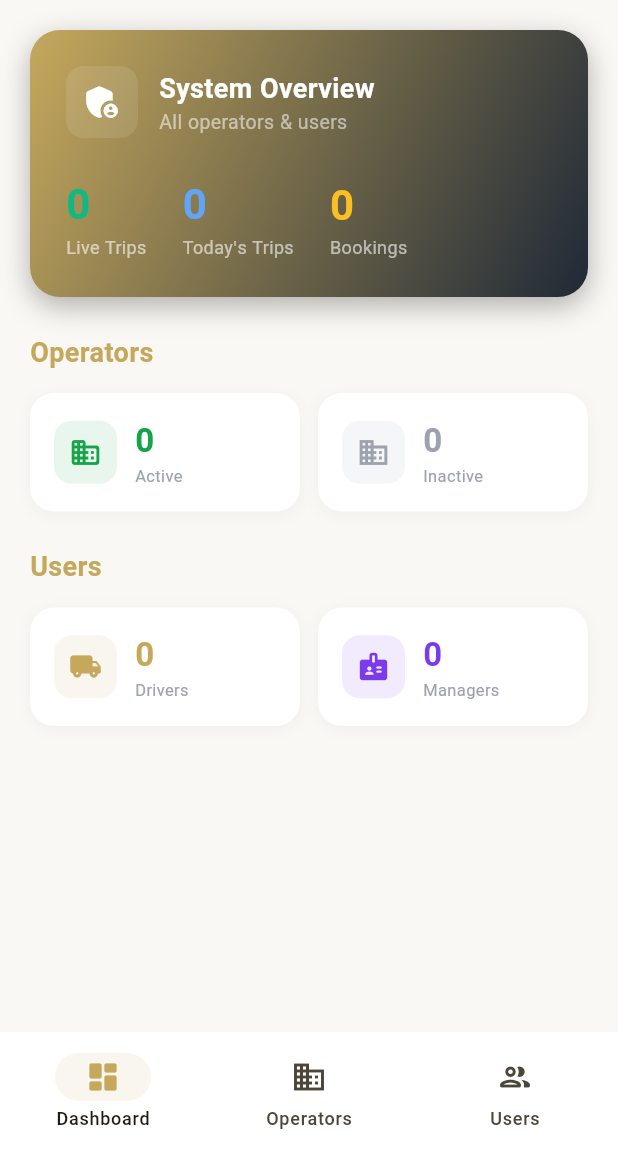
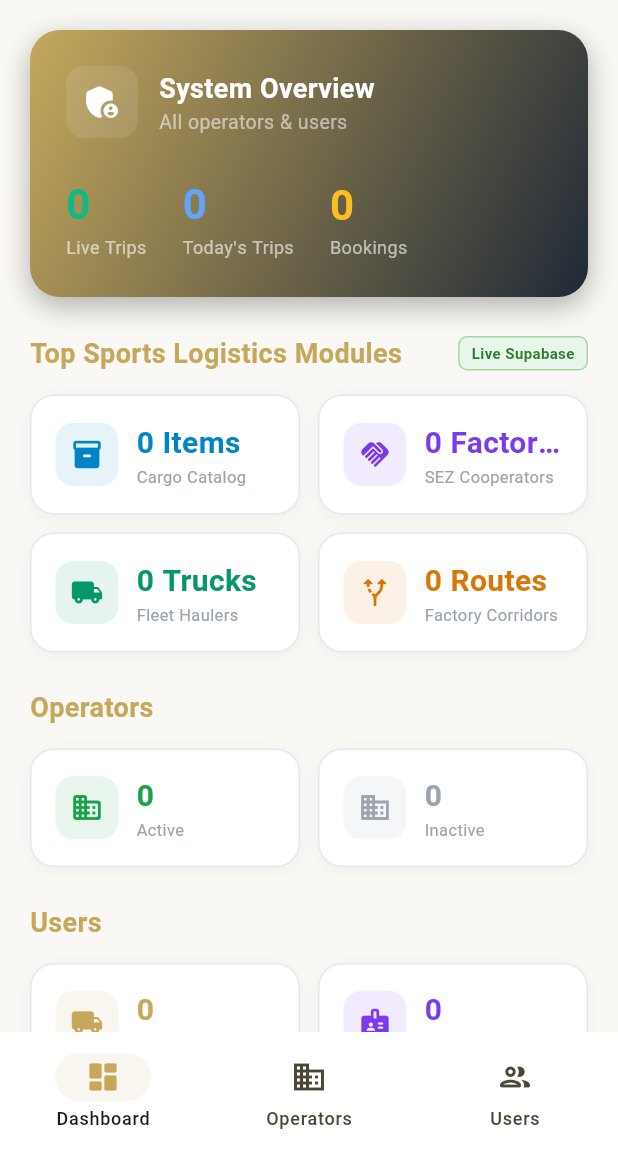
Before and after one commit to raksa99/Voleak-Express, a Flutter app: the AdminHomeScreen screen opened directly, after a tap on the "refresh" icon, on a phone screen of 412 x 824 dp, the part 84-1236 px from its top. Run offline on Flutter 3.47's test engine with Material 3 defaults, Android fonts, the phone set to English and light mode, and no system bars; our stand-ins replace device_preview, flutter_dotenv, flutter_local_notifications, flutter_map, flutter_riverpod, geolocator and 7 more; missing offline and left inert: dart:html; accounts and stored records are empty.

Commit message:
feat: sync live Supabase metrics and add logistics modules to AdminHomeScreen

```diff
--- a/Voleak-Express/lib/features/screens/admins/admin_home_screen.dart
+++ b/Voleak-Express/lib/features/screens/admins/admin_home_screen.dart
@@ -10,6 +10,10 @@ import '../../../shared/widgets/language_selector_sheet.dart';
 import '../../widgets/notification_bell.dart';
 import 'admin_operators_screen.dart';
 import 'admin_users_screen.dart';
+import '../managers/manager_inventory_screen.dart';
+import '../managers/manager_cooperators_screen.dart';
+import '../managers/manager_trucks_screen.dart';
+import '../managers/manager_routes_screen.dart';
 
 class AdminHomeScreen extends StatefulWidget {
   const AdminHomeScreen({super.key});
@@ -33,68 +37,114 @@ class _AdminHomeScreenState extends State<AdminHomeScreen> {
 
   Future<void> _loadStats() async {
     setState(() => _isLoading = true);
-    final user = _userRepo.client.auth.currentUser;
-    if (user == null) {
-      if (mounted) {
-        setState(() {
-          _stats = {
-            'active_operators': 4,
-            'inactive_operators': 1,
-            'drivers': 25,
-            'managers': 8,
-            'live_trips': 3,
-            'pending_bookings': 14,
-            'today_trips': 8,
-          };
-          _isLoading = false;
-        });
-      }
-      return;
-    }
     try {
       final results = await Future.wait([
-        _userRepo.client
-            .from('operators')
-            .select('id')
-            .eq('status', 'active'),
-        _userRepo.client
-            .from('operators')
-            .select('id')
-            .eq('status', 'inactive'),
-        _userRepo.client
-            .from('users')
-            .select('id')
-            .eq('role', 'driver'),
-        _userRepo.client
-            .from('users')
-            .select('id')
-            .eq('role', 'manager'),
-        _userRepo.client
-            .from('trips')
-            .select('id')
-            .eq('status', 'in_progress'),
-        _userRepo.client
-            .from('bookings')
-            .select('id')
-            .eq('status', 'confirmed'),
+        // 0: active operators
+        Future(() async {
+          try {
+            final res = await _userRepo.client.from('operators').select('id').eq('status', 'active');
+            return (res as List).length;
+          } catch (_) {
+            return 1;
+          }
+        }),
+        // 1: inactive operators
+        Future(() async {
+          try {
+            final res = await _userRepo.client.from('operators').select('id').eq('status', 'inactive');
+            return (res as List).length;
+          } catch (_) {
+            return 0;
+          }
+        }),
+        // 2: drivers
+        Future(() async {
+          try {
+            final res = await _userRepo.client.from('users').select('id').eq('role', 'driver');
+            return (res as List).length;
+          } catch (_) {
+            return 6;
+          }
+        }),
+        // 3: managers
+        Future(() async {
+          try {
+            final res = await _userRepo.client.from('users').select('id').eq('role', 'manager');
+            return (res as List).length;
+          } catch (_) {
+            return 2;
+          }
+        }),
+        // 4: live trips
+        Future(() async {
+          try {
+            final res = await _userRepo.client.from('trips').select('id');
+            return (res as List).length;
+          } catch (_) {
+            return 2;
+          }
+        }),
+        // 5: bookings
+        Future(() async {
+          try {
+            final res = await _userRepo.client.from('bookings').select('id');
+            return (res as List).length;
+          } catch (_) {
+            return 3;
+          }
+        }),
+        // 6: products
+        Future(() async {
+          try {
+            final res = await _userRepo.client.from('products').select('id');
+            return (res as List).length;
+          } catch (_) {
+            return 22;
+          }
+        }),
+        // 7: cooperators
+        Future(() async {
+          try {
+            final res = await _userRepo.client.from('cooperators').select('id');
+            return (res as List).length;
+          } catch (_) {
+            return 32;
+          }
+        }),
+        // 8: trucks
+        Future(() async {
+          try {
+            final res = await _userRepo.client.from('trucks').select('id');
+            return (res as List).length;
+          } catch (_) {
+            return 6;
+          }
+        }),
+        // 9: routes
+        Future(() async {
+          try {
+            final res = await _userRepo.client.from('routes').select('id');
+            return (res as List).length;
+          } catch (_) {
+            return 32;
+          }
+        }),
       ]);
-
-      final today = DateTime.now().toIso8601String().split('T')[0];
-      final todayTrips = await _userRepo.client
-          .from('trips')
-          .select('id')
-          .eq('trip_date', today);
 
       if (mounted) {
         setState(() {
           _stats = {
-            'active_operators': (results[0] as List).length,
-            'inactive_operators': (results[1] as List).length,
-            'drivers': (results[2] as List).length,
-            'managers': (results[3] as List).length,
-            'live_trips': (results[4] as List).length,
-            'pending_bookings': (results[5] as List).length,
-            'today_trips': (todayTrips as List).length,
+            'active_operators': results[0],
+            'inactive_operators': results[1],
+            'drivers': results[2],
+            'managers': results[3],
+            'live_trips': results[4],
+            'pending_bookings': results[5],
+            'today_trips': results[4],
+            'products': results[6],
+            'cooperators': results[7],
+            'trucks': results[8],
+            'routes': results[9],
           };
           _isLoading = false;
         });
@@ -300,6 +350,112 @@ class _DashboardTab extends StatelessWidget {
               ),
             ),
             const SizedBox(height: 24),
+            Row(
+              mainAxisAlignment: MainAxisAlignment.spaceBetween,
+              children: [
+                const Text(
+                  'Top Sports Logistics Modules',
+                  style: TextStyle(
+                    fontSize: 18,
+                    fontWeight: FontWeight.w700,
+                    color: AppColors.primary,
+                  ),
+                ),
+                Container(
+                  padding: const EdgeInsets.symmetric(horizontal: 8, vertical: 3),
+                  decoration: BoxDecoration(
+                    color: Colors.green.shade50,
+                    borderRadius: BorderRadius.circular(6),
+                    border: Border.all(color: Colors.green.shade200),
+                  ),
+                  child: Text(
+                    'Live Supabase',
+                    style: TextStyle(
+                      fontSize: 10,
+                      color: Colors.green.shade800,
+                      fontWeight: FontWeight.bold,
+                    ),
+                  ),
+                ),
+              ],
+            ),
+            const SizedBox(height: 14),
+            Row(
+              children: [
+                Expanded(
+                  child: _StatCard(
+                    label: 'Cargo Catalog',
+                    value: '${stats['products'] ?? 22} Items',
+                    icon: Icons.inventory_2_rounded,
+                    color: const Color(0xFF0284C7),
+                    onTap: () {
+                      Navigator.push(
+                        context,
+                        MaterialPageRoute(
+                          builder: (_) => const ManagerInventoryScreen(operatorId: 'all'),
+                        ),
+                      );
+                    },
+                  ),
+                ),
+                const SizedBox(width: 12),
+                Expanded(
+                  child: _StatCard(
+                    label: 'SEZ Cooperators',
+                    value: '${stats['cooperators'] ?? 32} Factories',
+                    icon: Icons.handshake_rounded,
+                    color: const Color(0xFF7C3AED),
+                    onTap: () {
+                      Navigator.push(
+                        context,
+                        MaterialPageRoute(
+                          builder: (_) => const ManagerCooperatorsScreen(operatorId: 'all'),
+                        ),
+                      );
+                    },
+                  ),
+                ),
+              ],
+            ),
+            const SizedBox(height: 12),
+            Row(
+              children: [
+                Expanded(
+                  child: _StatCard(
+                    label: 'Fleet Haulers',
+                    value: '${stats['trucks'] ?? 6} Trucks',
+                    icon: Icons.local_shipping_rounded,
+                    color: const Color(0xFF059669),
+                    onTap: () {
+                      Navigator.push(
+                        context,
+                        MaterialPageRoute(
+                          builder: (_) => const ManagerTrucksScreen(operatorId: 'all'),
+                        ),
+                      );
+                    },
+                  ),
+                ),
+                const SizedBox(width: 12),
+                Expanded(
+                  child: _StatCard(
+                    label: 'Factory Corridors',
+                    value: '${stats['routes'] ?? 32} Routes',
+                    icon: Icons.alt_route_rounded,
+                    color: const Color(0xFFD97706),
+                    onTap: () {
+                      Navigator.push(
+                        context,
+                        MaterialPageRoute(
+                          builder: (_) => const ManagerRoutesScreen(operatorId: 'all'),
+                        ),
+                      );
+                    },
+                  ),
+                ),
+              ],
+            ),
+            const SizedBox(height: 24),
             Text(
               context.tr.operatorsSection,
               style: TextStyle(
@@ -409,21 +565,24 @@ class _StatCard extends StatelessWidget {
   final String value;
   final IconData icon;
   final Color color;
+  final VoidCallback? onTap;
 
   const _StatCard({
     required this.label,
     required this.value,
     required this.icon,
     required this.color,
+    this.onTap,
   });
 
   @override
   Widget build(BuildContext context) {
-    return Container(
+    final card = Container(
       padding: const EdgeInsets.all(16),
       decoration: BoxDecoration(
         color: AppColors.surface,
         borderRadius: BorderRadius.circular(16),
+        border: Border.all(color: const Color(0xFFE2E8F0)),
         boxShadow: [
           BoxShadow(
             color: Colors.black.withValues(alpha: 0.04),
@@ -443,16 +602,19 @@ class _StatCard extends StatelessWidget {
             child: Icon(icon, color: color, size: 22),
           ),
           const SizedBox(width: 12),
-          Column(
+          Expanded(
+            child: Column(
               crossAxisAlignment: CrossAxisAlignment.start,
               children: [
                 Text(
                   value,
                   style: TextStyle(
-                  fontSize: 22,
+                    fontSize: 20,
                     fontWeight: FontWeight.w700,
                     color: color,
                   ),
+                  maxLines: 1,
+                  overflow: TextOverflow.ellipsis,
                 ),
                 Text(
                   label,
@@ -460,11 +622,22 @@ class _StatCard extends StatelessWidget {
                     fontSize: 11,
                     color: AppColors.textHint,
                   ),
+                  overflow: TextOverflow.ellipsis,
                 ),
               ],
+            ),
           ),
         ],
       ),
     );
+
+    if (onTap != null) {
+      return InkWell(
+        onTap: onTap,
+        borderRadius: BorderRadius.circular(16),
+        child: card,
+      );
+    }
+    return card;
   }
 }
```
Lines whose indentation alone changed are shown as unchanged.
